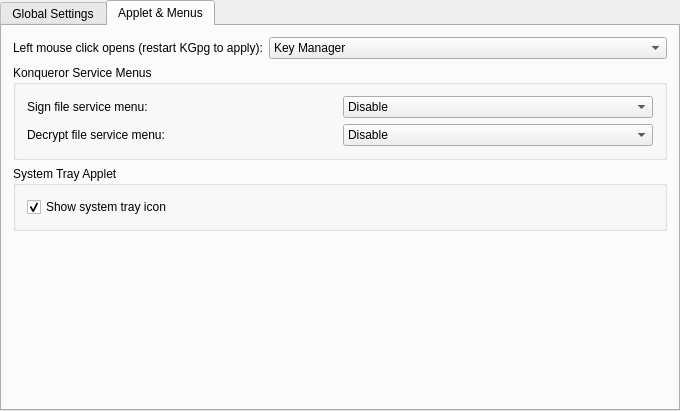
Before: the Qt Designer form conf_misc.ui in KDE/kgpg, drawn with Qt 5.
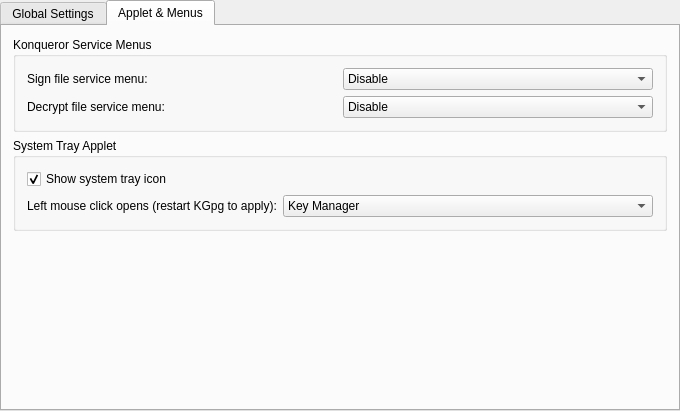
After: the same form once the commit is applied. The open tabs and pages were chosen to show the change. Custom widgets are drawn as their Qt base class.

Diff of the .ui file:
```diff
--- a/conf_misc.ui
+++ b/conf_misc.ui
@@ -105,40 +105,6 @@
        <string>Applet &amp;&amp; Menus</string>
       </attribute>
       <layout class="QVBoxLayout" >
-       <item>
-        <layout class="QHBoxLayout" >
-         <item>
-          <widget class="QLabel" name="textLabel1_2" >
-           <property name="text" >
-            <string>Left mouse click opens (restart KGpg to apply):</string>
-           </property>
-           <property name="wordWrap" >
-            <bool>false</bool>
-           </property>
-          </widget>
-         </item>
-         <item>
-          <widget class="QComboBox" name="kcfg_LeftClick" >
-           <property name="sizePolicy" >
-            <sizepolicy vsizetype="Fixed" hsizetype="MinimumExpanding" >
-             <horstretch>0</horstretch>
-             <verstretch>0</verstretch>
-            </sizepolicy>
-           </property>
-           <item>
-            <property name="text" >
-             <string>Key Manager</string>
-            </property>
-           </item>
-           <item>
-            <property name="text" >
-             <string>Editor</string>
-            </property>
-           </item>
-          </widget>
-         </item>
-        </layout>
-       </item>
        <item>
         <widget class="QGroupBox" name="groupBox11" >
          <property name="title" >
@@ -257,6 +223,40 @@
             </property>
            </widget>
           </item>
+          <item>
+           <layout class="QHBoxLayout" >
+            <item>
+             <widget class="QLabel" name="textLabel1_2" >
+              <property name="text" >
+               <string>Left mouse click opens (restart KGpg to apply):</string>
+              </property>
+              <property name="wordWrap" >
+               <bool>false</bool>
+              </property>
+             </widget>
+            </item>
+            <item>
+             <widget class="QComboBox" name="kcfg_LeftClick" >
+              <property name="sizePolicy" >
+               <sizepolicy vsizetype="Fixed" hsizetype="MinimumExpanding" >
+                <horstretch>0</horstretch>
+                <verstretch>0</verstretch>
+               </sizepolicy>
+              </property>
+              <item>
+               <property name="text" >
+                <string>Key Manager</string>
+               </property>
+              </item>
+              <item>
+               <property name="text" >
+                <string>Editor</string>
+               </property>
+              </item>
+             </widget>
+            </item>
+           </layout>
+          </item>
          </layout>
         </widget>
        </item>
```
